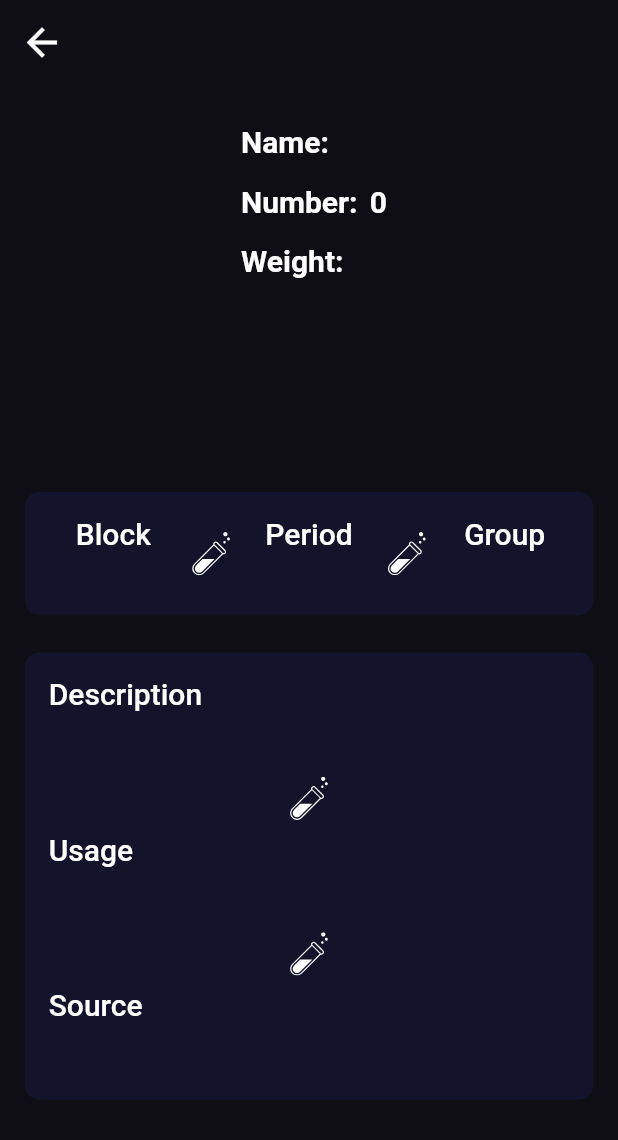
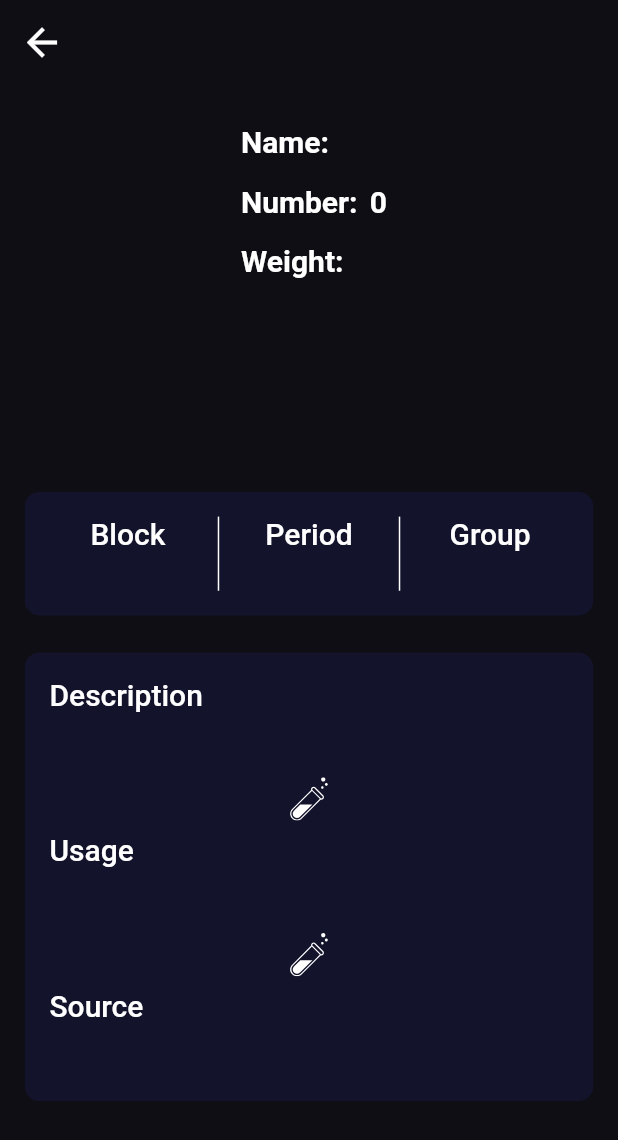
Before and after one commit to furkanagess/elements_app, a Flutter app: the ElementDetailView screen opened directly with empty values, on a phone screen of 412 x 824 dp. Shown: the top 1140 px of the screen. Run offline on Flutter 3.47's test engine with Material 2 defaults, Android fonts, the phone set to English and light mode, and no system bars; our stand-ins replace equatable, flutter_svg, lottie.

Commit message:
sliverappbar added

```diff
--- a/lib/feature/view/detail/element_detail_view.dart
+++ b/lib/feature/view/detail/element_detail_view.dart
@@ -21,7 +21,10 @@ class ElementDetailView extends StatelessWidget {
   @override
   Widget build(BuildContext context) {
     return Scaffold(
-      appBar: AppBar(),
+      body: NestedScrollView(
+          headerSliverBuilder: (context, innerBoxIsScrolled) => [
+                const SliverAppBar(),
+              ],
           body: SingleChildScrollView(
             child: Padding(
               padding: context.paddingNormal,
@@ -37,7 +40,7 @@ class ElementDetailView extends StatelessWidget {
                 ],
               ),
             ),
-      ),
+          )),
     );
   }
 
@@ -59,17 +62,24 @@ class ElementDetailView extends StatelessWidget {
             Expanded(
               child: blockPart(),
             ),
-            dividerSVG(context),
+            verticalWhiteDivider(),
             Expanded(
               child: periodPart(),
             ),
-            dividerSVG(context),
+            verticalWhiteDivider(),
             Expanded(
               child: groupPart(),
             ),
           ],
         ),
       ),
+    );
+  }
+
+  VerticalDivider verticalWhiteDivider() {
+    return const VerticalDivider(
+      thickness: 1,
+      color: AppColors.white,
     );
   }
 
@@ -122,7 +132,7 @@ class ElementDetailView extends StatelessWidget {
         color: AppColors.darkBlue,
       ),
       child: Padding(
-        padding: const EdgeInsets.all(16),
+        padding: context.paddingNormal,
         child: Column(
           mainAxisSize: MainAxisSize.min, // Column'un boyutunu minimize et
           crossAxisAlignment: CrossAxisAlignment.stretch,
--- a/lib/feature/view/elementsList/view/elements_list_view.dart
+++ b/lib/feature/view/elementsList/view/elements_list_view.dart
@@ -30,9 +30,13 @@ class _ElementsListViewState extends State<ElementsListView>
   Widget build(BuildContext context) {
     return Scaffold(
         floatingActionButton: quizFabButton(context),
-      appBar: AppBar(
+        body: NestedScrollView(
+          floatHeaderSlivers: true,
+          headerSliverBuilder: (context, innerBoxIsScrolled) => [
+            SliverAppBar(
               title: Text(widget.title),
-      ),
+            )
+          ],
           body: isLoading
               ? loadingIndicator(context)
               : FutureBuilder<List<PeriodicElement>>(
@@ -52,7 +56,7 @@ class _ElementsListViewState extends State<ElementsListView>
                     }
                   },
                 ),
-    );
+        ));
   }
 
   Center loadingIndicator(BuildContext context) {
@@ -69,6 +73,7 @@ class _ElementsListViewState extends State<ElementsListView>
 
   FloatingActionButton quizFabButton(BuildContext context) {
     return FloatingActionButton(
+      splashColor: AppColors.glowGreen,
       child: SvgPicture.asset(
         AssetConstants.instance.svgGameThree,
         color: AppColors.background,
```
Lines whose indentation alone changed are shown as unchanged.
